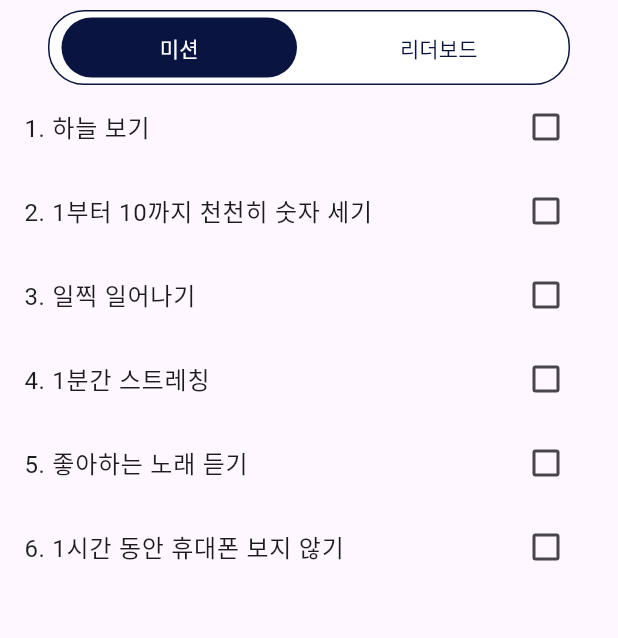
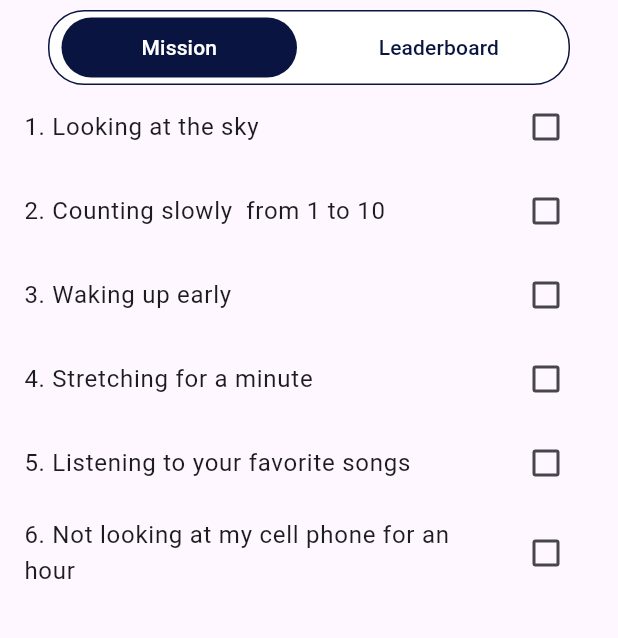
Before and after one commit to bk123477/2024-SolutionChallenge-sMiLe, a Flutter app: the LeaderboardScreenManager screen opened directly, on a phone screen of 412 x 824 dp, the part 71-709 px from its top. Run offline on Flutter 3.47's test engine with Material 3 defaults, Android fonts, the phone set to English and light mode, and no system bars; our stand-ins replace cloud_firestore, firebase_auth, firebase_core, firebase_messaging, flutter_local_notifications, fluttertoast and 2 more; accounts and stored records are empty.

Commit message:
design: Kor to Eng and trivial designs

```diff
--- a/lib/screen/part1/signup_screen2.dart
+++ b/lib/screen/part1/signup_screen2.dart
@@ -236,7 +236,7 @@ class _SignupScreenState extends State<SignupScreen> {
                 width: 350, // 텍스트 폼 필드의 너비 조절
                 child: TextFormField(
                   decoration: InputDecoration(
-                    labelText: '이메일을 입력하세요',
+                    labelText: 'Please enter email',
                     border: OutlineInputBorder(
                       borderRadius: BorderRadius.circular(15.0), // 모서리를 둥글게 조절
                     ),
@@ -260,7 +260,7 @@ class _SignupScreenState extends State<SignupScreen> {
                 width: 350, // 텍스트 폼 필드의 너비 조절
                 child: TextFormField(
                   decoration: InputDecoration(
-                    labelText: '비밀번호를 입력하세요',
+                    labelText: 'Please enter Password',
                     border: OutlineInputBorder(
                       borderRadius: BorderRadius.circular(15.0), // 모서리를 둥글게 조절
                     ),
--- a/lib/screen/part2/badge_section_widget.dart
+++ b/lib/screen/part2/badge_section_widget.dart
@@ -46,7 +46,7 @@ class BadgeSectionWidget extends StatelessWidget {
                   Text(badge["description"] ?? "", style: TextStyle(
                     fontSize: 20,
                   ),),
-                  Text('총 ${missionsCount}회 달성'),
+                  Text('Achieved ${missionsCount} times in total'),
                 ],
               ),
               content: Stack(
--- a/lib/screen/part2/badge_section_widget2.dart
+++ b/lib/screen/part2/badge_section_widget2.dart
@@ -18,12 +18,12 @@ class _BadgeSectionWidgetState extends State<BadgeSectionWidget> {
     'asset/img/badge/no_phone.png',
   ];
   final List<String> _description = [
-    "하늘 보기",
-    "1부터 10까지 천천히 숫자 세기",
-    "일찍 일어나기",
-    "1분간 스트레칭",
-    "좋아하는 노래 듣기",
-    "1시간 동안 휴대폰 보지 않기"
+    "Looking at the sky",
+    "Counting slowly  from 1 to 10",
+    "Waking up early",
+    "Stretching for a minute",
+    "Listening to your favorite songs",
+    "Not looking at my cell phone for an hour"
   ];
 
   @override
@@ -86,7 +86,7 @@ class _BadgeSectionWidgetState extends State<BadgeSectionWidget> {
                         ),
                         SizedBox(height: 8),
                         Text(
-                          '총 ${mission}회 달성',
+                          'Achieved ${mission} times in total',
                           style: TextStyle(fontSize: 16), // Slightly de-emphasized but still readable
                         ),
                       ],
--- a/lib/screen/part2/edit_profile_screen.dart
+++ b/lib/screen/part2/edit_profile_screen.dart
@@ -66,7 +66,7 @@ class _EditProfileScreenState extends State<EditProfileScreen> {
                 ),
                 TextFormField(
                   decoration: InputDecoration(
-                    labelText: '수정하고자 하는 사용자 이름을 입력하세요.',
+                    labelText: 'Please enter the name of the user you want to modify.',
                     border: OutlineInputBorder(),
 
                   ),
@@ -86,7 +86,7 @@ class _EditProfileScreenState extends State<EditProfileScreen> {
                       editName();
                     }
                   },
-                  child: Text('수정하기'),
+                  child: Text('Modify'),
                   style: ElevatedButton.styleFrom(
                     foregroundColor: Colors.black, backgroundColor: Colors.white, // 버튼 텍스트 색상
                     shape: RoundedRectangleBorder(
--- a/lib/screen/part2/home_screen.dart
+++ b/lib/screen/part2/home_screen.dart
@@ -39,22 +39,22 @@ class _HomeScreenState extends State<HomeScreen> {
           BottomNavigationBarItem(
             icon: Image.asset('asset/img/bottom_bar/chatbubble.png', width: 24, height: 24),
             activeIcon: Image.asset('asset/img/bottom_bar/chatbubble_bold.png', width: 24, height: 24),
-            label: '채팅',
+            label: 'Chatting',
           ),
           BottomNavigationBarItem(
             icon: Image.asset('asset/img/bottom_bar/mailbox.png', width: 24, height: 24),
             activeIcon: Image.asset('asset/img/bottom_bar/mailbox_bold.png', width: 24, height: 24),
-            label: '우체통',
+            label: 'Mailbox',
           ),
           BottomNavigationBarItem(
             icon: Image.asset('asset/img/bottom_bar/chart.png', width: 24, height: 24),
             activeIcon: Image.asset('asset/img/bottom_bar/chart_bold.png', width: 24, height: 24),
-            label: '리더보드',
+            label: 'Leaderboards',
           ),
           BottomNavigationBarItem(
             icon: Image.asset('asset/img/bottom_bar/mypage.png', width: 24, height: 24),
             activeIcon: Image.asset('asset/img/bottom_bar/mypage_bold.png', width: 24, height: 24),
-            label: '마이페이지',
+            label: 'Mypage',
           ),
         ],
         currentIndex: _selectedIndex,
--- a/lib/screen/part2/init_mail_screen.dart
+++ b/lib/screen/part2/init_mail_screen.dart
@@ -75,7 +75,7 @@ class _InitMailScreenState extends State<InitMailScreen> {
   Widget build(BuildContext context){
     return Scaffold(
       appBar: AppBar(
-        title: Text('익명 상대에게 보내기'),
+        title: Text('Send to Anonymous'),
       ),
       body: Column(
         children: [
@@ -99,7 +99,7 @@ class _InitMailScreenState extends State<InitMailScreen> {
                     child: TextField(
                       controller: _messageController,
                       maxLines: null,
-                      decoration: InputDecoration(labelText: '메시지를 입력하세요.'),
+                      decoration: InputDecoration(labelText: 'Please enter a message'),
                       onChanged: (text) {
                         setState(() {});
                       },
--- a/lib/screen/part2/leaderboard_screen_manager2.dart
+++ b/lib/screen/part2/leaderboard_screen_manager2.dart
@@ -17,12 +17,12 @@ class _LeaderboardScreenManagerState extends State<LeaderboardScreenManager> {
   final FirebaseFirestore _firestore = FirebaseFirestore.instance;
   List<Map<String, dynamic>> _topUsers = [];
   final List<String> missions = [
-    "하늘 보기",
-    "1부터 10까지 천천히 숫자 세기",
-    "일찍 일어나기",
-    "1분간 스트레칭",
-    "좋아하는 노래 듣기",
-    "1시간 동안 휴대폰 보지 않기"
+    "Looking at the sky",
+    "Counting slowly  from 1 to 10",
+    "Waking up early",
+    "Stretching for a minute",
+    "Listening to your favorite songs",
+    "Not looking at my cell phone for an hour",
   ];
   List<bool> isChecked = List.filled(6, false);
   List<String> datetime = List.filled(6, "");
@@ -124,7 +124,7 @@ class _LeaderboardScreenManagerState extends State<LeaderboardScreenManager> {
                   // child: Icon(Icons.person),
                 ),
                 SizedBox(width: 8), // CircleAvatar와 텍스트 사이 간격
-                Text('#${idx + 1}등',
+                Text('#${idx + 1}',
                     style: TextStyle(fontWeight: FontWeight.bold)),
               ],
             ),
@@ -169,7 +169,7 @@ class _LeaderboardScreenManagerState extends State<LeaderboardScreenManager> {
                             _selectedViewIndex = 0;
                           }),
                           child: Text(
-                            '미션',
+                            'Mission',
                             style: TextStyle(
                               color: _selectedViewIndex == 0 ? Colors.white : Palette.bgColor,
                             ),
@@ -191,7 +191,7 @@ class _LeaderboardScreenManagerState extends State<LeaderboardScreenManager> {
                             _selectedViewIndex = 1;
                           }),
                           child: Text(
-                            '리더보드',
+                            'Leaderboard',
                             style: TextStyle(
                               color: _selectedViewIndex == 1 ? Colors.white : Palette.bgColor,
                             ),
@@ -251,6 +251,7 @@ class _LeaderboardScreenManagerState extends State<LeaderboardScreenManager> {
                 _prefs.setString('dt${index + 1}', "");
               }
             },
+            activeColor: Palette.bgColor, // 체크됐을 때의 색상을 Palette.bgColor로 설정
           ),
         );
       },
@@ -343,7 +344,7 @@ class _MyToggleWidgetState extends State<MyToggleWidget> {
                     _selectedViewIndex = 0;
                   }),
                   child: Text(
-                    '미션',
+                    'Mission',
                     style: TextStyle(
                       color: _selectedViewIndex == 0 ? Colors.white : Palette.bgColor,
                     ),
@@ -357,7 +358,7 @@ class _MyToggleWidgetState extends State<MyToggleWidget> {
                     _selectedViewIndex = 1;
                   }),
                   child: Text(
-                    '리더보드',
+                    'Leaderboard',
                     style: TextStyle(
                       color: _selectedViewIndex == 1 ? Colors.white : Palette.bgColor,
                     ),
--- a/lib/screen/part2/medication_section_widget.dart
+++ b/lib/screen/part2/medication_section_widget.dart
@@ -22,7 +22,7 @@ class _MedicationSectionWidgetState extends State<MedicationSectionWidget> {
 
   getMedications() async {
     SharedPreferences _prefs = await SharedPreferences.getInstance();
-    medications = _prefs.getStringList('medications') ?? ['복용정보없음'];
+    medications = _prefs.getStringList('medications') ?? ['No dosage information'];
     setState(() {});
   }
 
--- a/lib/screen/part2/mypage_screen_manager.dart
+++ b/lib/screen/part2/mypage_screen_manager.dart
@@ -47,12 +47,12 @@ class _MypageScreenManagerState extends State<MypageScreenManager> {
   }
 
   final List<Map<String, String>> badges = [
-    {"image": "asset/img/sky.png", "description": "하늘 보기"},
-    {"image": "asset/img/number.png", "description": "1부터 10까지 천천히 숫자세기"},
-    {"image": "asset/img/sleep.png", "description": "일찍 일어나기"},
-    {"image": "asset/img/stretching.png", "description": "1분간 스트레칭"},
-    {"image": "asset/img/sing.png", "description": "좋아하는 노래 듣기"},
-    {"image": "asset/img/smartphone.png", "description": "1시간 동안 휴대폰 보지 않기"},
+    {"image": "asset/img/sky.png", "description": "Looking at the sky",},
+    {"image": "asset/img/number.png", "description": "Counting slowly  from 1 to 10"},
+    {"image": "asset/img/sleep.png", "description": "Waking up early"},
+    {"image": "asset/img/stretching.png", "description": "Stretching for a minute"},
+    {"image": "asset/img/sing.png", "description": "Listening to your favorite songs"},
+    {"image": "asset/img/smartphone.png", "description": "Not looking at my cell phone for an hour"},
   ];
 
 
--- a/lib/screen/part2/profile_section_widget2.dart
+++ b/lib/screen/part2/profile_section_widget2.dart
@@ -166,8 +166,9 @@ class _ProfileSectionWidgetState extends State<ProfileSectionWidget> {
       child: Column(
         children: [
           CircleAvatar(
-            backgroundImage: AssetImage('asset/img/smileimoge.png'),
+            backgroundImage: AssetImage('asset/img/smileimoge.png'), // 이미지 경로 확인 필요
             radius: 40,
+            backgroundColor: Colors.grey[300], // 배경색 지정
           ),
           SizedBox(height: 8),
           Text(
--- a/lib/screen/part2/replymail_screen_manager2.dart
+++ b/lib/screen/part2/replymail_screen_manager2.dart
@@ -75,7 +75,7 @@ class _ReplymailScreenManagerState extends State<ReplymailScreenManager> {
                 children: [
                   Center(
                     child: Text(
-                      "나에게 온 편지",
+                      "Letter to me",
                       style: TextStyle(
                         fontSize: 20,
                         fontWeight: FontWeight.bold,
@@ -108,7 +108,7 @@ class _ReplymailScreenManagerState extends State<ReplymailScreenManager> {
                 children: [
                   Center(
                       child: Text(
-                          "보낼 내용 미리보기",
+                          "Content Preview",
                           style: TextStyle(
                             fontSize: 20,
                             fontWeight: FontWeight.bold,
@@ -144,7 +144,7 @@ class _ReplymailScreenManagerState extends State<ReplymailScreenManager> {
                     child: TextField(
                       controller: _replyController,
                       decoration: InputDecoration(
-                          labelText: '답장을 입력하세요',
+                          labelText: 'Enter a reply',
                         border: OutlineInputBorder(),
                         fillColor: Colors.grey[200],
                         filled: true,
```
Also changed, not shown: lib/screen/part2/mailbox_screen_manager.dart (+10 -8 lines).
